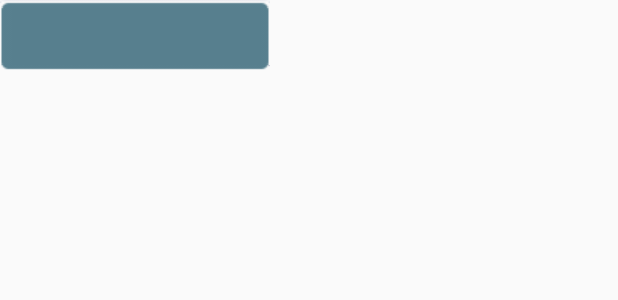
After one commit to yemiekai/Vedio_Voice, an Android app: the layout child_layout.xml on its own in the app's theme, with its tools: preview values and no code run, on a phone screen of 412 x 824 dp. The commit adds this screen. Shown: the top 300 px of the screen. Run offline under Robolectric (Android 15) with nearby library versions, the phone set to English and light mode, and no system bars.

Commit message:
添加了滑动的按钮

```diff
--- a/app/src/main/java/com/yemiekai/vedio_voice/WelcomeActivity.java
+++ b/app/src/main/java/com/yemiekai/vedio_voice/WelcomeActivity.java
@@ -1,6 +1,5 @@
 package com.yemiekai.vedio_voice;
 
-import androidx.appcompat.app.AppCompatActivity;
 import androidx.constraintlayout.widget.ConstraintLayout;
 
 import android.app.Activity;
@@ -26,7 +25,7 @@ import java.util.TimerTask;
 import static com.yemiekai.vedio_voice.utils.StringUtils.print;
 
 
-public class WelcomeActivity extends AppCompatActivity {
+public class WelcomeActivity extends Activity {
 
     private Activity context = null;
     private boolean bVideoComplete = false;
@@ -72,7 +71,7 @@ public class WelcomeActivity extends AppCompatActivity {
         if(bVideoComplete){
             Intent intent = new Intent(context, MainActivity.class);
             startActivity(intent);
-            context.finish();
+//            context.finish();
         }
         return super.onKeyDown(keyCode, event);
     }
@@ -104,5 +103,4 @@ public class WelcomeActivity extends AppCompatActivity {
         layout2.setBackgroundResource(R.drawable.welcome_image);  // 显示欢迎图片
     }
 
-
 }
--- /dev/null
+++ b/app/src/main/res/layout/child_layout.xml
@@ -0,0 +1,15 @@
+<?xml version="1.0" encoding="utf-8"?>
+<LinearLayout
+    xmlns:android="http://schemas.android.com/apk/res/android"
+    android:orientation="vertical"
+    android:layout_width="wrap_content"
+    android:layout_height="match_parent">
+    <ImageButton
+        android:id="@+id/main_recycler_button"
+        android:layout_width="180dp"
+        android:layout_height="wrap_content"
+        android:layout_marginEnd="12dp"
+        android:background="@drawable/bn_selector8"
+        android:scaleType="centerInside"/>
+
+</LinearLayout>
--- a/app/src/main/res/values/strings.xml
+++ b/app/src/main/res/values/strings.xml
@@ -9,12 +9,14 @@
     <string name="wish_title">祝您早日康复</string>
     <string name="wish_content">您的健康我的使命：\n关爱生命 奉献真情 营造温馨 文明行医</string>
 
+    <!-- 主菜单的按钮 -->
     <string name="main_bt_tv">电视直播</string>
     <string name="main_bt_video">视频直播</string>
     <string name="main_bt_navigation">科室导航</string>
     <string name="main_bt_doctor">医生信息</string>
     <string name="main_bt_service">医院服务</string>
     <string name="main_bt_introduce">y医院介绍</string>
+    <string name="main_bt_ai">人工智能</string>
 
     <!--应用退出提示-->
     <string name="exit_warning"> 退出提醒</string>
```
Also changed, not shown: app/src/main/AndroidManifest.xml (+6 -5 lines), app/src/main/java/com/yemiekai/vedio_voice/MainActivity.java (+108 -9 lines), app/src/main/java/com/yemiekai/vedio_voice/utils/MyRecyclerButton.java (added, +36 -0 lines), app/src/main/res/layout/activity_main.xml (+21 -4 lines), app/src/main/res/drawable/ai.png (added), 1 other file.
